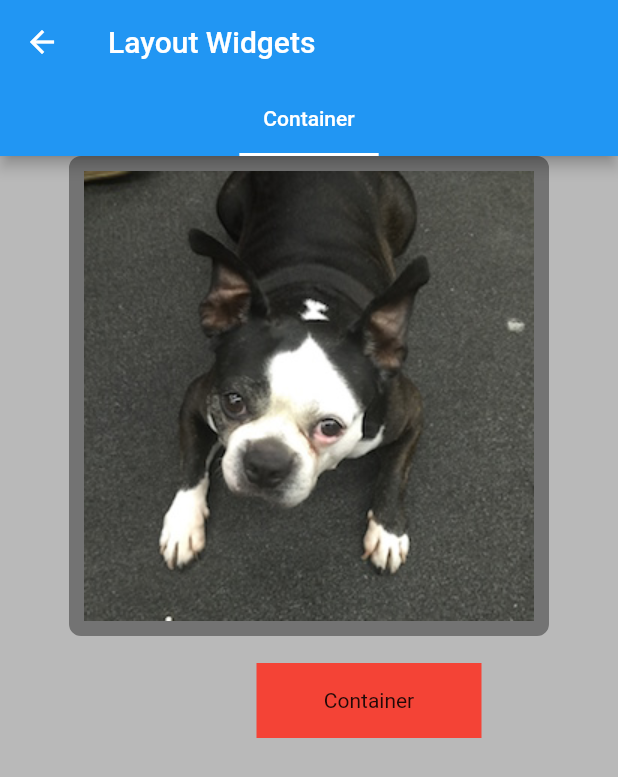
After one commit to hezhii/flutter_demos, a Flutter app: the Layouts screen opened by its route, after a tap on the "keyboard control" icon, on a phone screen of 412 x 824 dp. The commit adds this screen. Shown: the top 777 px of the screen. Run offline on Flutter 3.47's test engine with Material 2 defaults, Android fonts, the phone set to English and light mode, and no system bars.

Commit message:
Layout widgets: Container

```diff
--- /dev/null
+++ b/lib/demos/layouts/container.dart
@@ -0,0 +1,35 @@
+import 'package:flutter/material.dart';
+
+class ContainerDemo extends StatelessWidget {
+  @override
+  Widget build(BuildContext context) {
+    return Container(
+      decoration: BoxDecoration(
+        color: Colors.black26,
+      ),
+      child: new Column(
+        children: <Widget>[
+          Container(
+            decoration: BoxDecoration(
+              border: Border.all(
+                width: 10.0,
+                color: Colors.black38,
+              ),
+              borderRadius: BorderRadius.all(Radius.circular(8.0)),
+            ),
+            child: Image.asset('assets/images/pic1.jpg'),
+          ),
+          Container(
+            alignment: Alignment.center,
+            width: 150.0,
+            height: 50.0,
+            decoration: BoxDecoration(color: Colors.red),
+            child: new Text('Container'),
+            margin: EdgeInsets.only(top: 8.0),
+            transform: Matrix4.translationValues(40.0, 10.0, 0.0),
+          ),
+        ],
+      ),
+    );
+  }
+}
--- /dev/null
+++ b/lib/demos/layouts/layout_widgets.dart
@@ -0,0 +1,41 @@
+import 'package:flutter/material.dart';
+
+import 'container.dart';
+
+class LayoutWidgets extends StatelessWidget {
+  @override
+  Widget build(BuildContext context) {
+    return new DefaultTabController(
+      length: demos.length,
+      child: new Scaffold(
+        appBar: new AppBar(
+          title: new Text('Layout Widgets'),
+          bottom: new TabBar(
+            isScrollable: true,
+            tabs: demos.map((LayoutWidgetDemo demo) {
+              return new Tab(
+                text: demo.name,
+              );
+            }).toList(),
+          ),
+        ),
+        body: new TabBarView(
+          children: demos.map((demo) {
+            return demo.widget;
+          }).toList(),
+        ),
+      ),
+    );
+  }
+}
+
+class LayoutWidgetDemo {
+  final String name;
+  final Widget widget;
+
+  const LayoutWidgetDemo({this.name, this.widget});
+}
+
+List<LayoutWidgetDemo> demos = <LayoutWidgetDemo>[
+  new LayoutWidgetDemo(name: 'Container', widget: new ContainerDemo())
+];
--- a/lib/demos/layouts.dart
+++ b/lib/demos/layouts/overview.dart
@@ -1,4 +1,6 @@
 import 'package:flutter/material.dart';
+
+import 'layout_widgets.dart';
 
 class Layouts extends StatelessWidget {
   @override
@@ -82,6 +84,20 @@ Lake Oeschinen lies at the foot of the Blüemlisalp in the Bernese Alps. Situate
     return new Scaffold(
       appBar: new AppBar(
         title: new Text('Layouts'),
+        actions: <Widget>[
+          new IconButton(
+            icon: new Icon(Icons.more_horiz),
+            color: Colors.white,
+            onPressed: () {
+              Navigator.push(
+                context,
+                new MaterialPageRoute(
+                  builder: (context) => new LayoutWidgets(),
+                ),
+              );
+            },
+          ),
+        ],
       ),
       body: new ListView(
         children: <Widget>[
--- a/lib/routes.dart
+++ b/lib/routes.dart
@@ -3,7 +3,7 @@ import 'package:flutter/material.dart';
 import 'home.dart';
 import 'demos/navigation.dart';
 import 'demos/assets.dart';
-import 'demos/layouts.dart';
+import 'demos/layouts/overview.dart';
 
 final List<Map> routeConfig = [
   {
--- a/pubspec.yaml
+++ b/pubspec.yaml
@@ -38,9 +38,8 @@ flutter:
 
   # To add assets to your application, add an assets section, like this:
   assets:
-    - assets/person.json
-    - assets/images/wechat.png
-    - assets/images/lake.jpg
+    - assets/
+    - assets/images/
 
   # An image asset can refer to one or more resolution-specific "variants", see
   # https://flutter.io/assets-and-images/#resolution-aware.
```
Also changed, not shown: assets/images/pic1.jpg (added), assets/images/pic2.jpg (added).
